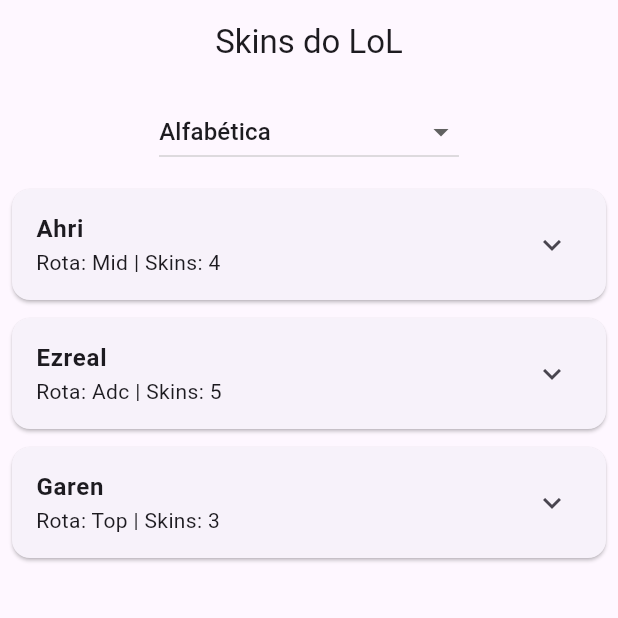
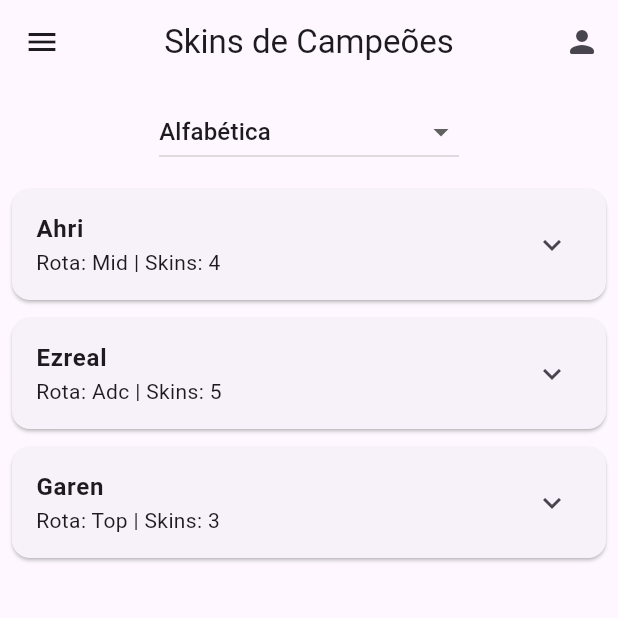
Before and after one commit to GuiRuizz/lolrandom, a Flutter app: the SkinsPage screen opened by its route, on a phone screen of 412 x 824 dp, the top half of it. Run offline on Flutter 3.47's test engine with Material 3 defaults, Android fonts, the phone set to English and light mode, and no system bars; our stand-ins replace dio, flutter_riverpod, go_router, logger, shared_preferences; accounts and stored records are empty.

Commit message:
feat: Add drawer na tela de skins

```diff
--- a/lib/presentation/pages/skins_page.dart
+++ b/lib/presentation/pages/skins_page.dart
@@ -1,4 +1,7 @@
 import 'package:flutter/material.dart';
+
+import '../widgets/drawer_personalizado.dart';
+import '../widgets/pop_up_personalizado.dart';
 
 class SkinsPage extends StatefulWidget {
   const SkinsPage({super.key});
@@ -54,9 +57,13 @@
   @override
   Widget build(BuildContext context) {
     return Scaffold(
+      drawer: DrawerPersonalizado(),
       appBar: AppBar(
-        title: const Text("Skins do LoL"),
+        title: const Text('Skins de Campeões'),
         centerTitle: true,
+        actions: [
+          PopUpMenuPersonalizado(),
+        ],
       ),
       body: Column(
         children: [
```
